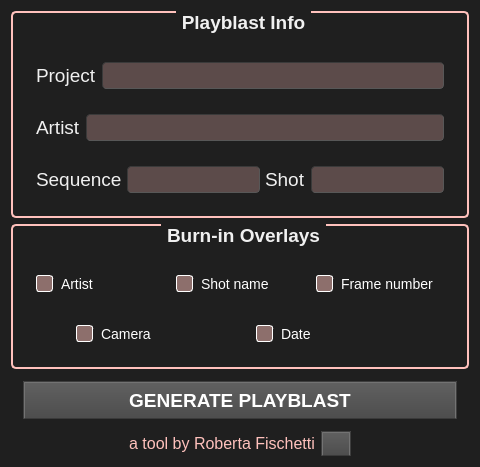
Before: the Qt Designer form picre/ui/playblastManagerUI.ui in robertafischetti/Picre, drawn with Qt 5.
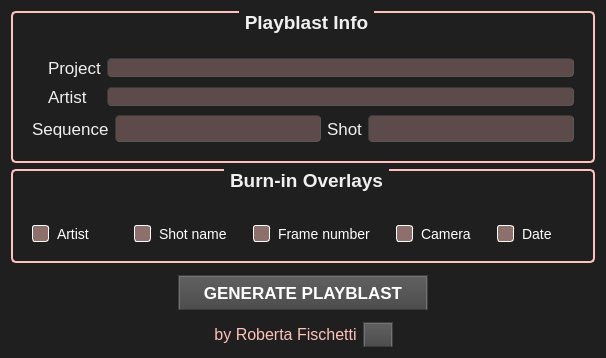
After: the same form once the commit is applied. Icons and pictures are not drawn.

Patch:
```diff
--- a/picre/ui/playblastManagerUI.ui
+++ b/picre/ui/playblastManagerUI.ui
@@ -6,20 +6,26 @@
    <rect>
     <x>0</x>
     <y>0</y>
-    <width>480</width>
-    <height>427</height>
+    <width>606</width>
+    <height>358</height>
    </rect>
   </property>
   <property name="sizePolicy">
-   <sizepolicy hsizetype="Preferred" vsizetype="Preferred">
+   <sizepolicy hsizetype="MinimumExpanding" vsizetype="MinimumExpanding">
     <horstretch>0</horstretch>
     <verstretch>0</verstretch>
    </sizepolicy>
   </property>
+  <property name="minimumSize">
+   <size>
+    <width>606</width>
+    <height>358</height>
+   </size>
+  </property>
   <property name="maximumSize">
    <size>
-    <width>600</width>
-    <height>600</height>
+    <width>650</width>
+    <height>450</height>
    </size>
   </property>
   <property name="font">
@@ -235,6 +241,12 @@
   <layout class="QVBoxLayout" name="lay_playblastManager">
    <item>
     <widget class="QGroupBox" name="gb_playblastInfo">
+     <property name="sizePolicy">
+      <sizepolicy hsizetype="Preferred" vsizetype="Fixed">
+       <horstretch>0</horstretch>
+       <verstretch>0</verstretch>
+      </sizepolicy>
+     </property>
      <property name="font">
       <font>
        <family>Tahoma</family>
@@ -259,6 +271,9 @@
      <property name="title">
       <string>Playblast Info</string>
      </property>
+     <property name="alignment">
+      <set>Qt::AlignCenter</set>
+     </property>
      <layout class="QVBoxLayout" name="lay_info">
       <property name="spacing">
        <number>5</number>
@@ -276,75 +291,74 @@
        <number>12</number>
       </property>
       <item>
-       <layout class="QHBoxLayout" name="horizontalLayout_3">
+       <layout class="QGridLayout" name="gridLayout" rowstretch="10,10" columnstretch="0,0,0,0" rowminimumheight="10,10" columnminimumwidth="0,0,0,0">
         <property name="leftMargin">
-         <number>10</number>
+         <number>22</number>
         </property>
         <property name="topMargin">
-         <number>10</number>
+         <number>6</number>
         </property>
         <property name="rightMargin">
-         <number>10</number>
+         <number>6</number>
         </property>
         <property name="bottomMargin">
+         <number>4</number>
+        </property>
+        <property name="horizontalSpacing">
+         <number>6</number>
+        </property>
+        <property name="verticalSpacing">
          <number>10</number>
         </property>
-        <item>
+        <item row="0" column="3">
+         <widget class="QLineEdit" name="le_project">
+          <property name="sizePolicy">
+           <sizepolicy hsizetype="Expanding" vsizetype="Expanding">
+            <horstretch>0</horstretch>
+            <verstretch>0</verstretch>
+           </sizepolicy>
+          </property>
+          <property name="font">
+           <font>
+            <family>Tahoma</family>
+            <pointsize>14</pointsize>
+           </font>
+          </property>
+          <property name="styleSheet">
+           <string notr="true">background-color: rgba(255, 193, 188, 70);</string>
+          </property>
+         </widget>
+        </item>
+        <item row="0" column="1">
          <widget class="QLabel" name="lb_project">
           <property name="font">
            <font>
             <family>Tahoma</family>
-            <pointsize>14</pointsize>
+            <pointsize>13</pointsize>
             <weight>50</weight>
             <bold>false</bold>
            </font>
           </property>
+          <property name="layoutDirection">
+           <enum>Qt::LeftToRight</enum>
+          </property>
           <property name="text">
            <string>Project</string>
           </property>
-         </widget>
-        </item>
-        <item>
-         <widget class="QLineEdit" name="le_project">
-          <property name="sizePolicy">
-           <sizepolicy hsizetype="Expanding" vsizetype="Expanding">
-            <horstretch>0</horstretch>
-            <verstretch>0</verstretch>
-           </sizepolicy>
+          <property name="margin">
+           <number>6</number>
           </property>
-          <property name="font">
-           <font>
-            <family>Tahoma</family>
-            <pointsize>14</pointsize>
-           </font>
+          <property name="indent">
+           <number>0</number>
           </property>
-          <property name="styleSheet">
-           <string notr="true">background-color: rgba(255, 193, 188, 70);</string>
-          </property>
          </widget>
         </item>
-       </layout>
-      </item>
-      <item>
-       <layout class="QHBoxLayout" name="horizontalLayout_4">
-        <property name="leftMargin">
-         <number>10</number>
-        </property>
-        <property name="topMargin">
-         <number>10</number>
-        </property>
-        <property name="rightMargin">
-         <number>10</number>
-        </property>
-        <property name="bottomMargin">
-         <number>10</number>
-        </property>
-        <item>
+        <item row="1" column="1">
          <widget class="QLabel" name="lb_artist">
           <property name="font">
            <font>
             <family>Tahoma</family>
-            <pointsize>14</pointsize>
+            <pointsize>13</pointsize>
             <weight>50</weight>
             <bold>false</bold>
            </font>
@@ -352,10 +366,19 @@
           <property name="text">
            <string>Artist</string>
           </property>
+          <property name="margin">
+           <number>6</number>
+          </property>
+          <property name="indent">
+           <number>0</number>
+          </property>
          </widget>
         </item>
-        <item>
+        <item row="1" column="3">
          <widget class="QLineEdit" name="le_artist">
+          <property name="enabled">
+           <bool>true</bool>
+          </property>
           <property name="sizePolicy">
            <sizepolicy hsizetype="Expanding" vsizetype="Expanding">
             <horstretch>0</horstretch>
@@ -376,35 +399,42 @@
        </layout>
       </item>
       <item>
-       <layout class="QHBoxLayout" name="horizontalLayout_2">
+       <layout class="QGridLayout" name="gridLayout_3">
         <property name="leftMargin">
-         <number>10</number>
+         <number>6</number>
         </property>
         <property name="topMargin">
-         <number>10</number>
+         <number>0</number>
         </property>
         <property name="rightMargin">
-         <number>10</number>
+         <number>6</number>
         </property>
         <property name="bottomMargin">
-         <number>10</number>
+         <number>6</number>
         </property>
-        <item>
-         <widget class="QLabel" name="lb_sequence">
+        <property name="spacing">
+         <number>6</number>
+        </property>
+        <item row="0" column="5">
+         <widget class="QLineEdit" name="le_shot">
+          <property name="sizePolicy">
+           <sizepolicy hsizetype="Expanding" vsizetype="MinimumExpanding">
+            <horstretch>0</horstretch>
+            <verstretch>0</verstretch>
+           </sizepolicy>
+          </property>
           <property name="font">
            <font>
             <family>Tahoma</family>
             <pointsize>14</pointsize>
-            <weight>50</weight>
-            <bold>false</bold>
            </font>
           </property>
-          <property name="text">
-           <string>Sequence</string>
+          <property name="styleSheet">
+           <string notr="true">background-color: rgba(255, 193, 188, 70);</string>
           </property>
          </widget>
         </item>
-        <item>
+        <item row="0" column="3">
          <widget class="QLineEdit" name="le_sequence">
           <property name="sizePolicy">
            <sizepolicy hsizetype="Expanding" vsizetype="MinimumExpanding">
@@ -423,12 +453,12 @@
           </property>
          </widget>
         </item>
-        <item>
+        <item row="0" column="4">
          <widget class="QLabel" name="lb_shot">
           <property name="font">
            <font>
             <family>Tahoma</family>
-            <pointsize>14</pointsize>
+            <pointsize>13</pointsize>
             <weight>50</weight>
             <bold>false</bold>
            </font>
@@ -439,24 +469,32 @@
           <property name="text">
            <string>Shot</string>
           </property>
+          <property name="margin">
+           <number>6</number>
+          </property>
+          <property name="indent">
+           <number>0</number>
+          </property>
          </widget>
         </item>
-        <item>
-         <widget class="QLineEdit" name="le_shot">
-          <property name="sizePolicy">
-           <sizepolicy hsizetype="Expanding" vsizetype="MinimumExpanding">
-            <horstretch>0</horstretch>
-            <verstretch>0</verstretch>
-           </sizepolicy>
-          </property>
+        <item row="0" column="2">
+         <widget class="QLabel" name="lb_sequence">
           <property name="font">
            <font>
             <family>Tahoma</family>
-            <pointsize>14</pointsize>
+            <pointsize>13</pointsize>
+            <weight>50</weight>
+            <bold>false</bold>
            </font>
           </property>
-          <property name="styleSheet">
-           <string notr="true">background-color: rgba(255, 193, 188, 70);</string>
+          <property name="text">
+           <string>Sequence</string>
+          </property>
+          <property name="margin">
+           <number>6</number>
+          </property>
+          <property name="indent">
+           <number>0</number>
           </property>
          </widget>
         </item>
@@ -475,6 +513,9 @@
        <bold>true</bold>
       </font>
      </property>
+     <property name="layoutDirection">
+      <enum>Qt::LeftToRight</enum>
+     </property>
      <property name="styleSheet">
       <string notr="true">QGroupBox {
     border: 2px solid rgb(255, 193, 188);
@@ -491,6 +532,12 @@
      <property name="title">
       <string>Burn-in Overlays</string>
      </property>
+     <property name="alignment">
+      <set>Qt::AlignCenter</set>
+     </property>
+     <property name="flat">
+      <bool>false</bool>
+     </property>
      <layout class="QVBoxLayout" name="lay_burnins">
       <property name="spacing">
        <number>12</number>
@@ -508,103 +555,80 @@
        <number>12</number>
       </property>
       <item>
-       <layout class="QHBoxLayout" name="horizontalLayout_5">
+       <layout class="QGridLayout" name="gridLayout_2">
         <property name="leftMargin">
-         <number>10</number>
+         <number>6</number>
         </property>
         <property name="topMargin">
-         <number>10</number>
+         <number>15</number>
         </property>
         <property name="rightMargin">
-         <number>10</number>
+         <number>6</number>
         </property>
         <property name="bottomMargin">
-         <number>10</number>
+         <number>6</number>
         </property>
-        <item>
-         <widget class="QCheckBox" name="cb_artist">
-          <property name="font">
-           <font>
-            <pointsize>-1</pointsize>
-           </font>
-          </property>
-          <property name="text">
-           <string>Artist</string>
-          </property>
-         </widget>
-        </item>
-        <item>
-         <widget class="QCheckBox" name="cb_shotName">
-          <property name="font">
-           <font>
-            <pointsize>-1</pointsize>
-           </font>
-          </property>
-          <property name="styleSheet">
-           <string notr="true"/>
-          </property>
-          <property name="text">
-           <string>Shot name</string>
-          </property>
-         </widget>
-        </item>
-        <item>
-         <widget class="QCheckBox" name="cb_frameNumber">
-          <property name="font">
-           <font>
-            <pointsize>-1</pointsize>
-           </font>
-          </property>
-          <property name="text">
-           <string>Frame number</string>
-          </property>
-         </widget>
-        </item>
-       </layout>
-      </item>
-      <item>
-       <layout class="QHBoxLayout" name="horizontalLayout_6">
-        <property name="leftMargin">
-         <number>10</number>
+        <property name="horizontalSpacing">
+         <number>25</number>
         </property>
-        <property name="topMargin">
-         <number>10</number>
+        <property name="verticalSpacing">
+         <number>0</number>
         </property>
-        <property name="rightMargin">
-         <number>10</number>
-        </property>
-        <property name="bottomMargin">
-         <number>10</number>
-        </property>
-        <item>
-         <spacer name="horizontalSpacer_2">
-          <property name="orientation">
-           <enum>Qt::Horizontal</enum>
-          </property>
-          <property name="sizeType">
-           <enum>QSizePolicy::Preferred</enum>
-          </property>
-          <property name="sizeHint" stdset="0">
-           <size>
-            <width>40</width>
-            <height>20</height>
-           </size>
-          </property>
-         </spacer>
-        </item>
-        <item>
+        <item row="0" column="3">
          <widget class="QCheckBox" name="cb_camera">
           <property name="font">
            <font>
             <pointsize>-1</pointsize>
            </font>
           </property>
+          <property name="layoutDirection">
+           <enum>Qt::LeftToRight</enum>
+          </property>
           <property name="text">
            <string>Camera</string>
           </property>
          </widget>
         </item>
-        <item>
+        <item row="0" column="2">
+         <widget class="QCheckBox" name="cb_frameNumber">
+          <property name="font">
+           <font>
+            <pointsize>-1</pointsize>
+           </font>
+          </property>
+          <property name="text">
+           <string>Frame number</string>
+          </property>
+         </widget>
+        </item>
+        <item row="0" column="1">
+         <widget class="QCheckBox" name="cb_shotName">
+          <property name="font">
+           <font>
+            <pointsize>-1</pointsize>
+           </font>
+          </property>
+          <property name="styleSheet">
+           <string notr="true"/>
+          </property>
+          <property name="text">
+           <string>Shot name</string>
+          </property>
+         </widget>
+        </item>
+        <item row="0" column="0">
+         <widget class="QCheckBox" name="cb_artist">
+          <property name="font">
+           <font>
+            <pointsize>-1</pointsize>
+           </font>
+          </property>
+          <property name="text">
+           <string>Artist</string>
+          </property>
+         </widget>
+        </item>
+        <item row="0" column="4">
          <widget class="QCheckBox" name="cb_date">
           <property name="font">
            <font>
@@ -616,22 +640,6 @@
           </property>
          </widget>
         </item>
-        <item>
-         <spacer name="horizontalSpacer">
-          <property name="orientation">
-           <enum>Qt::Horizontal</enum>
-          </property>
-          <property name="sizeType">
-           <enum>QSizePolicy::Preferred</enum>
-          </property>
-          <property name="sizeHint" stdset="0">
-           <size>
-            <width>20</width>
-            <height>20</height>
-           </size>
-          </property>
-         </spacer>
-        </item>
        </layout>
       </item>
      </layout>
@@ -654,21 +662,21 @@
      <item>
       <widget class="QPushButton" name="btn_generatePlayblast">
        <property name="sizePolicy">
-        <sizepolicy hsizetype="Preferred" vsizetype="Preferred">
+        <sizepolicy hsizetype="Maximum" vsizetype="Maximum">
          <horstretch>0</horstretch>
          <verstretch>0</verstretch>
         </sizepolicy>
        </property>
        <property name="maximumSize">
         <size>
-         <width>500</width>
+         <width>250</width>
          <height>100</height>
         </size>
        </property>
        <property name="font">
         <font>
          <family>Tahoma</family>
-         <pointsize>14</pointsize>
+         <pointsize>13</pointsize>
          <weight>75</weight>
          <bold>true</bold>
         </font>
@@ -768,7 +776,7 @@
          <number>1</number>
         </property>
         <property name="text">
-         <string>a tool by Roberta Fischetti</string>
+         <string>by Roberta Fischetti</string>
         </property>
         <property name="alignment">
          <set>Qt::AlignCenter</set>
```
Left out of the diff: 7 changed lines with no effect on the pictures.
